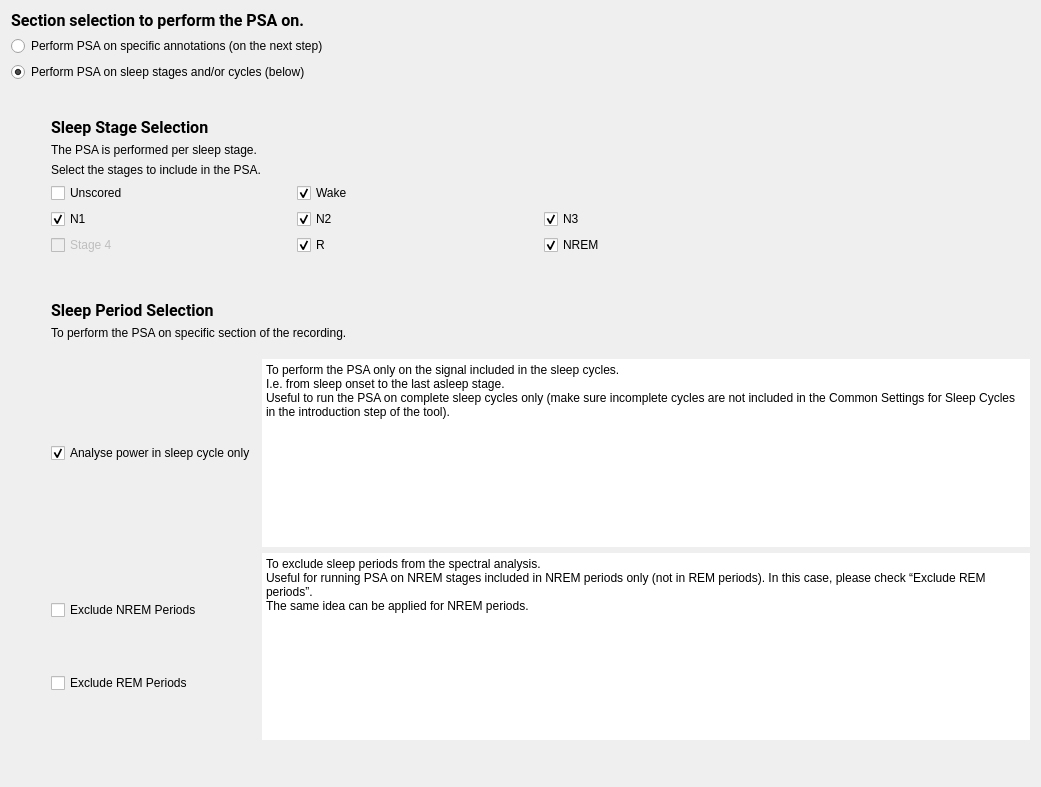
SnoozToolbox/snooz-package-ceams, file tools/CEAMSTools/PowerSpectralAnalysis/SelectionStep/Ui_SelectionStep.ui: the form before one commit.
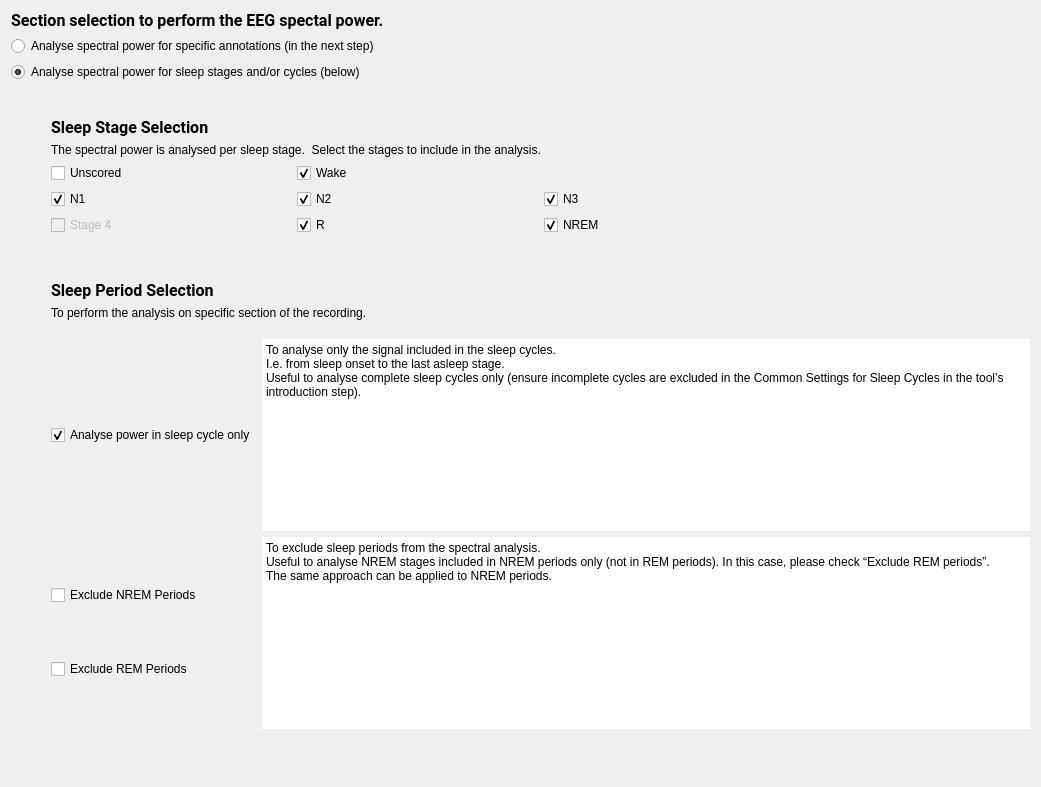
The form after the commit.

Commit message: Update the UI of the EEG Spectral Power tools (Analyse and Review) to remove PSA occurrences.

Diff of the .ui file:
```diff
--- a/tools/CEAMSTools/PowerSpectralAnalysis/SelectionStep/Ui_SelectionStep.ui
+++ b/tools/CEAMSTools/PowerSpectralAnalysis/SelectionStep/Ui_SelectionStep.ui
@@ -31,21 +31,21 @@
       </font>
      </property>
      <property name="text">
-      <string>&lt;html&gt;&lt;head/&gt;&lt;body&gt;&lt;p&gt;&lt;span style=&quot; font-weight:600;&quot;&gt;Section selection to perform the PSA on. &lt;/span&gt;&lt;/p&gt;&lt;/body&gt;&lt;/html&gt;</string>
+      <string>&lt;html&gt;&lt;head/&gt;&lt;body&gt;&lt;p&gt;&lt;span style=&quot; font-weight:600;&quot;&gt;Section selection to perform the EEG spectal power. &lt;/span&gt;&lt;/p&gt;&lt;/body&gt;&lt;/html&gt;</string>
      </property>
     </widget>
    </item>
    <item>
     <widget class="QRadioButton" name="radioButton_annotations">
      <property name="text">
-      <string>Perform PSA on specific annotations (on the next step)</string>
+      <string>Analyse spectral power for specific annotations (in the next step)</string>
      </property>
     </widget>
    </item>
    <item>
     <widget class="QRadioButton" name="radioButton_sleep">
      <property name="text">
-      <string>Perform PSA on sleep stages and/or cycles (below)</string>
+      <string>Analyse spectral power for sleep stages and/or cycles (below)</string>
      </property>
      <property name="checked">
       <bool>true</bool>
@@ -108,14 +108,7 @@
          <item>
           <widget class="QLabel" name="label_3">
            <property name="text">
-            <string>The PSA is performed per sleep stage.</string>
-           </property>
-          </widget>
-         </item>
-         <item>
-          <widget class="QLabel" name="label_2">
-           <property name="text">
-            <string>Select the stages to include in the PSA.</string>
+            <string>The spectral power is analysed per sleep stage.  Select the stages to include in the analysis.</string>
            </property>
           </widget>
          </item>
@@ -293,7 +286,7 @@
        <item>
         <widget class="QLabel" name="label_7">
          <property name="text">
-          <string>To perform the PSA on specific section of the recording.</string>
+          <string>To perform the analysis on specific section of the recording.</string>
          </property>
         </widget>
        </item>
@@ -348,9 +341,9 @@
             <bool>true</bool>
            </property>
            <property name="plainText">
-            <string>To perform the PSA only on the signal included in the sleep cycles.
+            <string>To analyse only the signal included in the sleep cycles.
 I.e. from sleep onset to the last asleep stage.
-Useful to run the PSA on complete sleep cycles only (make sure incomplete cycles are not included in the Common Settings for Sleep Cycles in the introduction step of the tool).</string>
+Useful to analyse complete sleep cycles only (ensure incomplete cycles are excluded in the Common Settings for Sleep Cycles in the tool’s introduction step).</string>
            </property>
           </widget>
          </item>
@@ -382,8 +375,8 @@
            </property>
            <property name="plainText">
             <string>To exclude sleep periods from the spectral analysis.
-Useful for running PSA on NREM stages included in NREM periods only (not in REM periods). In this case, please check “Exclude REM periods”.
-The same idea can be applied for NREM periods.</string>
+Useful to analyse NREM stages included in NREM periods only (not in REM periods). In this case, please check “Exclude REM periods”.
+The same approach can be applied to NREM periods.</string>
            </property>
           </widget>
          </item>
```
The commit also changes 11 other files.
